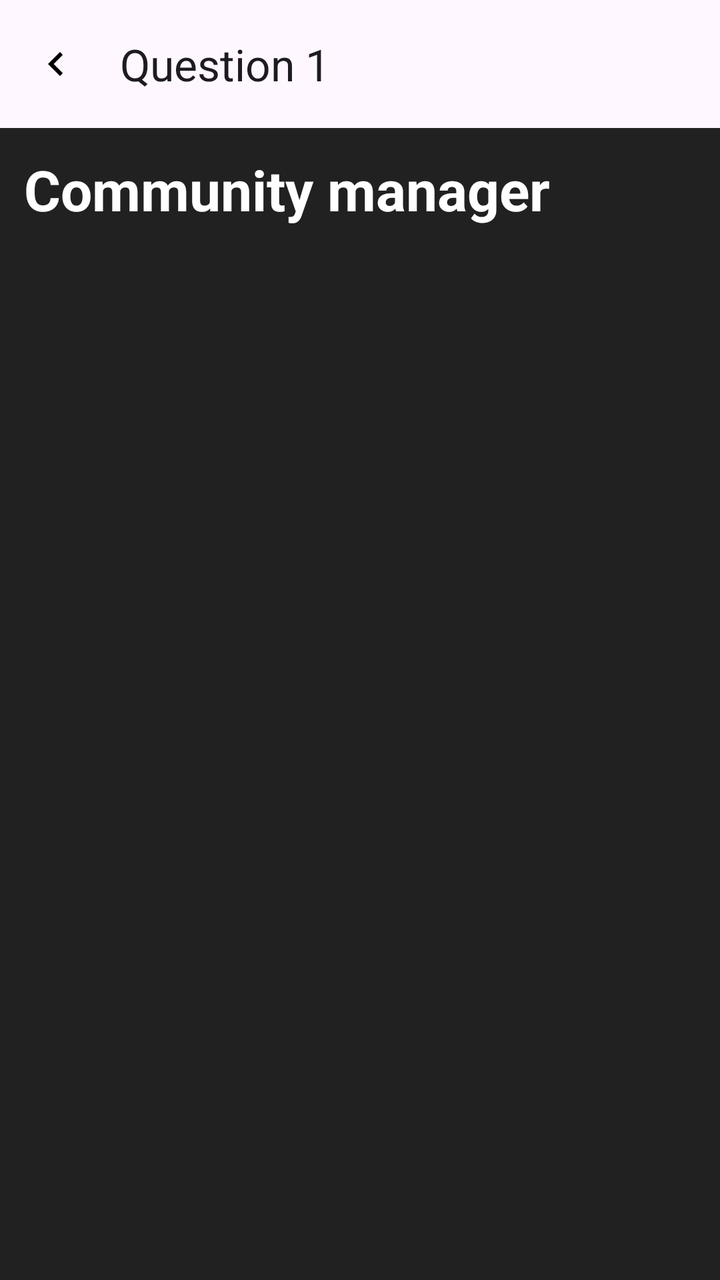
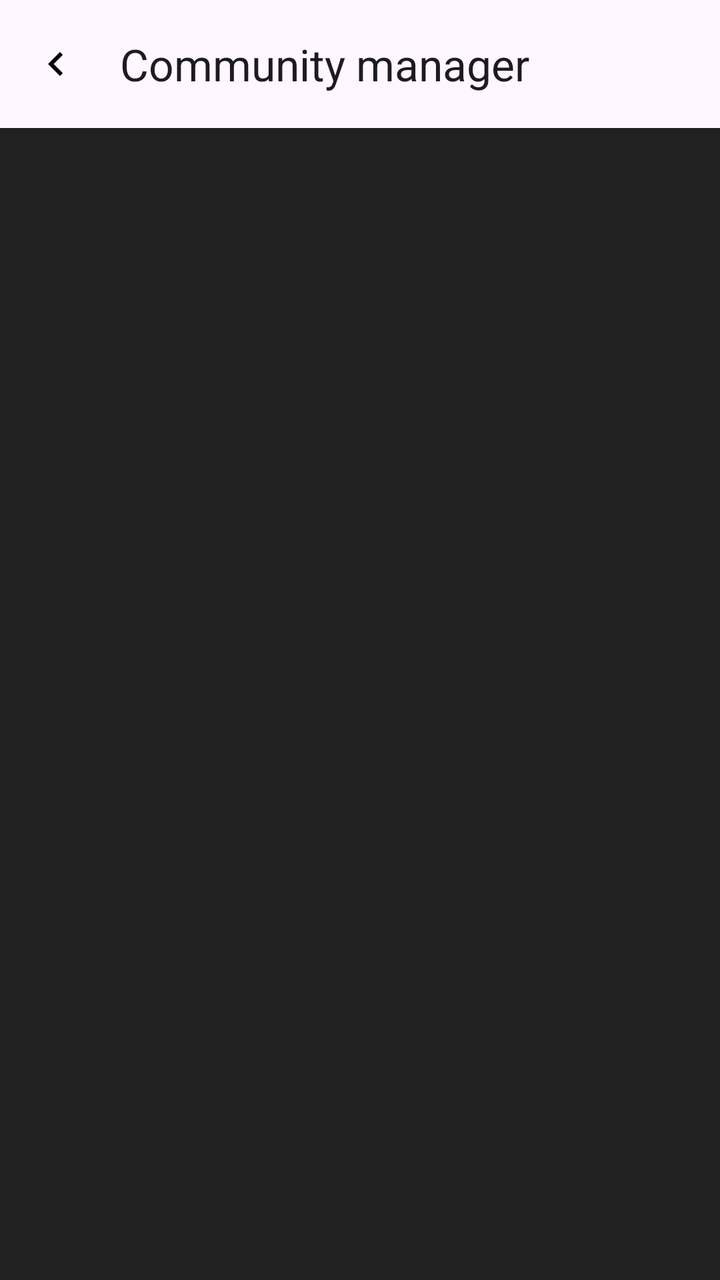

An Android layout rendered at two revisions. The XML below is the earlier revision; the diff shows what the commit changed to produce the second picture.
<!-- AndroidManifest.xml: application theme Theme.FakeVkHub -->
<!-- res/layout/fragment_community_create_manager.xml -->
<?xml version="1.0" encoding="utf-8"?>
<androidx.core.widget.NestedScrollView xmlns:android="http://schemas.android.com/apk/res/android"
    xmlns:app="http://schemas.android.com/apk/res-auto"
    xmlns:tools="http://schemas.android.com/tools"
    android:layout_width="match_parent"
    android:layout_height="match_parent"
    android:background="#212121"
    tools:context=".presentation.CommunityCreateManagerFragment">

    <LinearLayout
        android:layout_width="match_parent"
        android:layout_height="match_parent"
        android:background="#212121"
        android:orientation="vertical">

        <com.google.android.material.appbar.AppBarLayout
            android:id="@+id/appBarLayout"
            android:layout_width="match_parent"
            android:layout_height="wrap_content">

            <androidx.appcompat.widget.Toolbar
                android:id="@+id/toolbar"
                android:layout_width="match_parent"
                android:layout_height="?attr/actionBarSize"
                android:fitsSystemWindows="true"
                app:navigationContentDescription="Back to the previous question"
                app:navigationIcon="@drawable/baseline_chevron_left_24"
                app:title="Question 1" />

        </com.google.android.material.appbar.AppBarLayout>

        <TextView
            android:id="@+id/textViewFollowing"
            android:layout_width="match_parent"
            android:layout_height="wrap_content"
            android:padding="12dp"
            android:text="Community manager"
            android:textColor="@color/white"
            android:textSize="28sp"
            android:textStyle="bold" />
    </LinearLayout>
</androidx.core.widget.NestedScrollView>
<!-- resources referenced by this layout -->
<resources>
  <color name="white">#FFFFFFFF</color>
  <!-- drawable baseline_chevron_left_24 (drawable) -->
  <vector android:height="24dp" android:tint="#000000"
      android:viewportHeight="24" android:viewportWidth="24"
      android:width="24dp" xmlns:android="http://schemas.android.com/apk/res/android">
      <path android:fillColor="@android:color/white" android:pathData="M15.41,7.41L14,6l-6,6 6,6 1.41,-1.41L10.83,12z"/>
  </vector>
  <style name="Theme.FakeVkHub" parent="Base.Theme.FakeVkHub" />
  <style name="Base.Theme.FakeVkHub" parent="Theme.Material3.DayNight.NoActionBar">
          
          
      </style>
</resources>

<!-- the commit's change to res/layout/fragment_community_create_manager.xml (unified diff, before → after) -->
@@ -5,7 +5,7 @@
     android:layout_width="match_parent"
     android:layout_height="match_parent"
     android:background="#212121"
-    tools:context=".presentation.CommunityCreateManagerFragment">
+    tools:context=".presentation.community_manager_screen.CommunityCreateManagerFragment">
 
     <LinearLayout
         android:layout_width="match_parent"
@@ -25,18 +25,25 @@
                 android:fitsSystemWindows="true"
                 app:navigationContentDescription="Back to the previous question"
                 app:navigationIcon="@drawable/baseline_chevron_left_24"
-                app:title="Question 1" />
+                app:title="Community manager" />
 
         </com.google.android.material.appbar.AppBarLayout>
 
-        <TextView
-            android:id="@+id/textViewFollowing"
+        <Space
+            android:layout_width="wrap_content"
+            android:layout_height="8dp" />
+
+
+
+
+
+
+
+
+
+        <androidx.recyclerview.widget.RecyclerView
+            android:id="@+id/recyclerViewOptions"
             android:layout_width="match_parent"
-            android:layout_height="wrap_content"
-            android:padding="12dp"
-            android:text="Community manager"
-            android:textColor="@color/white"
-            android:textSize="28sp"
-            android:textStyle="bold" />
+            android:layout_height="wrap_content" />
     </LinearLayout>
 </androidx.core.widget.NestedScrollView>
<!-- resource entries referenced after the edit -->
@@ -1,6 +1,5 @@
 <!-- resources referenced by this layout -->
 <resources>
-  <color name="white">#FFFFFFFF</color>
   <!-- drawable baseline_chevron_left_24 (drawable) -->
   <vector android:height="24dp" android:tint="#000000"
       android:viewportHeight="24" android:viewportWidth="24"
